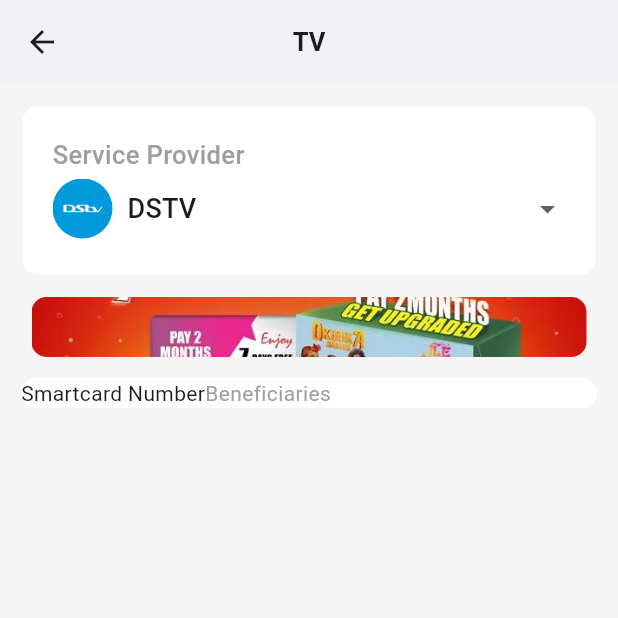
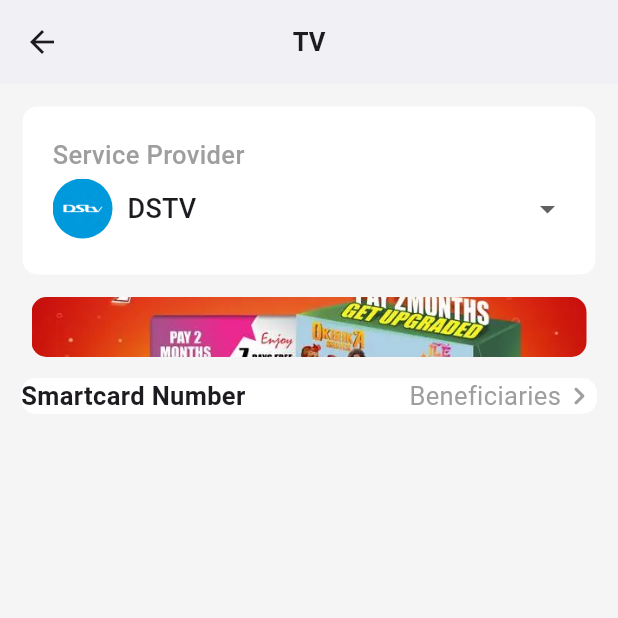
Before and after one commit to EverlastingBigFlo/mobile_app_ui, a Flutter app: the tv screen opened by its route, on a phone screen of 412 x 824 dp, the top half of it. Run offline on Flutter 3.47's test engine with Material 2 defaults, Android fonts, the phone set to English and light mode, and no system bars; our stand-ins replace smooth_page_indicator.

Commit message:
changed my text widget to row

```diff
--- a/lib/pages/tv.dart
+++ b/lib/pages/tv.dart
@@ -156,27 +156,35 @@ class _tvState extends State<tv> {
               child: Container(
                 decoration: BoxDecoration(
                   color: Colors.white,
-                    borderRadius: BorderRadius.all(Radius.circular(10.0))),
+                  borderRadius: BorderRadius.all(Radius.circular(10.0)),
+                ),
                 child: Column(
                   children: [
                     Row(
-                      children: [
-                        Container(
-                          child: Row(
                       mainAxisAlignment: MainAxisAlignment.spaceBetween,
                       children: [
-                              Text('Smartcard Number'),
+                        Row(
+                          children: [
+                            Text(
+                              'Smartcard Number',
+                              style: TextStyle(
+                                  fontWeight: FontWeight.bold, fontSize: 17),
+                            )
+                          ],
+                        ),
                         Row(
                           children: [
                             Text(
                               'Beneficiaries',
-                                    style: TextStyle(color: Colors.grey),
-                                  )
-                                ],
+                              style:
+                                  TextStyle(color: Colors.grey, fontSize: 17),
+                            ),
+                            Icon(
+                              Icons.keyboard_arrow_right_rounded,
+                              color: Colors.grey,
                             )
                           ],
                         ),
-                        )
                       ],
                     )
                   ],
```
Lines whose indentation alone changed are shown as unchanged.
